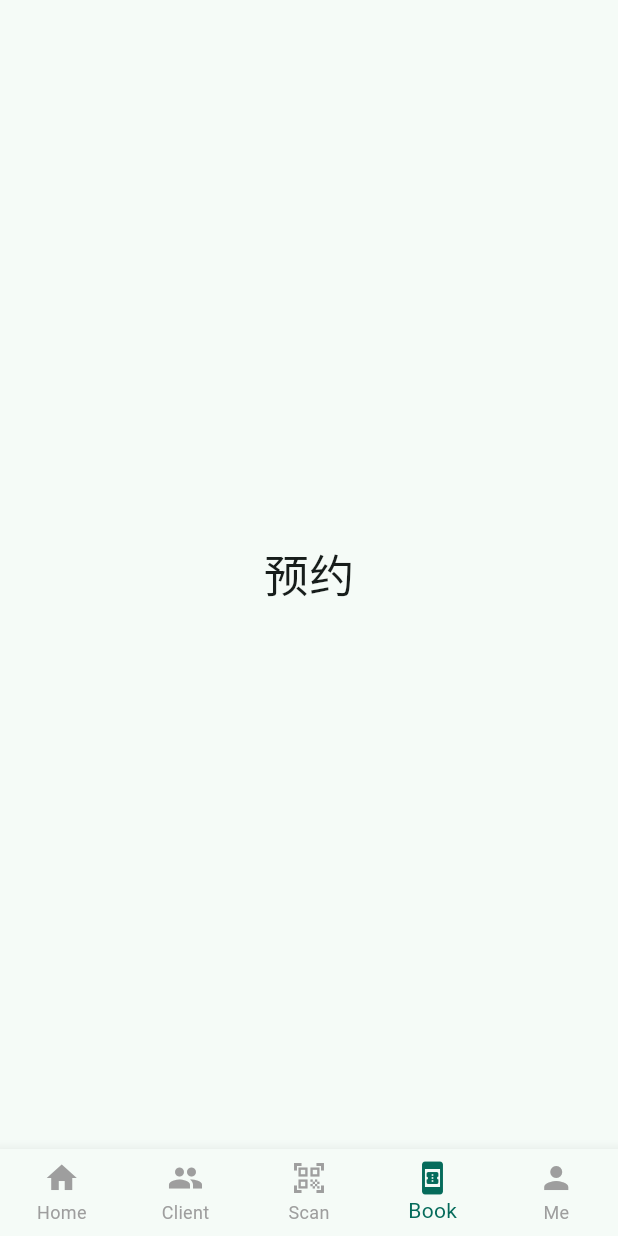
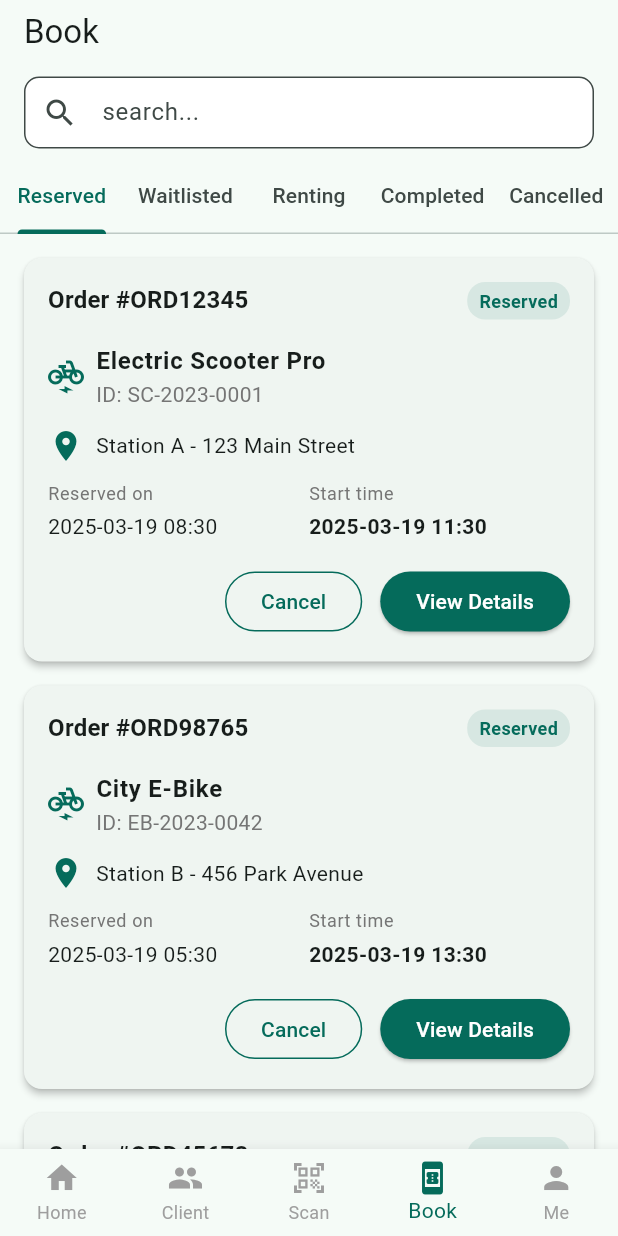
Before and after one commit to XJCO2913-Group-1/XJCO2913-Group-1, a Flutter app: the screen it shows after launch, item 4 of the bottom bar chosen, on a phone screen of 412 x 824 dp. Run offline on Flutter 3.47's test engine with Material 3 defaults, Android fonts, the phone set to English and light mode, and no system bars; our stand-ins replace camera, permission_handler.

Commit message:
feat:add sacn functionfeat: book page & custome card component

```diff
--- /dev/null
+++ b/frontend/lib/components/order_card.dart
@@ -0,0 +1,198 @@
+import 'package:flutter/material.dart';
+
+class OrderCard extends StatelessWidget {
+  final String orderId;
+  final String vehicleModel;
+  final String vehicleId;
+  final DateTime reservationTime;
+  final DateTime startTime;
+  final String status;
+  final String location;
+  final VoidCallback? onTap;
+
+  const OrderCard({
+    super.key,
+    required this.orderId,
+    required this.vehicleModel,
+    required this.vehicleId,
+    required this.reservationTime,
+    required this.startTime,
+    required this.status,
+    required this.location,
+    this.onTap,
+  });
+
+  @override
+  Widget build(BuildContext context) {
+    final theme = Theme.of(context);
+
+    return Card(
+      margin: const EdgeInsets.symmetric(horizontal: 16.0, vertical: 8.0),
+      elevation: 2.0,
+      shape: RoundedRectangleBorder(borderRadius: BorderRadius.circular(12.0)),
+      child: InkWell(
+        onTap: onTap,
+        borderRadius: BorderRadius.circular(12.0),
+        child: Padding(
+          padding: const EdgeInsets.all(16.0),
+          child: Column(
+            crossAxisAlignment: CrossAxisAlignment.start,
+            children: [
+              // 订单头部信息
+              Row(
+                mainAxisAlignment: MainAxisAlignment.spaceBetween,
+                children: [
+                  Text(
+                    'Order #${orderId.substring(0, 8)}',
+                    style: theme.textTheme.titleMedium?.copyWith(
+                      fontWeight: FontWeight.bold,
+                    ),
+                  ),
+                  Container(
+                    padding: const EdgeInsets.symmetric(
+                        horizontal: 8.0, vertical: 4.0),
+                    decoration: BoxDecoration(
+                      color: theme.colorScheme.primary.withOpacity(0.1),
+                      borderRadius: BorderRadius.circular(12.0),
+                    ),
+                    child: Text(
+                      status,
+                      style: TextStyle(
+                        color: theme.colorScheme.primary,
+                        fontWeight: FontWeight.bold,
+                        fontSize: 12.0,
+                      ),
+                    ),
+                  ),
+                ],
+              ),
+              const SizedBox(height: 16.0),
+
+              // 车辆信息
+              Row(
+                children: [
+                  Icon(Icons.electric_bike, color: theme.colorScheme.primary),
+                  const SizedBox(width: 8.0),
+                  Expanded(
+                    child: Column(
+                      crossAxisAlignment: CrossAxisAlignment.start,
+                      children: [
+                        Text(
+                          vehicleModel,
+                          style: theme.textTheme.bodyLarge?.copyWith(
+                            fontWeight: FontWeight.bold,
+                          ),
+                        ),
+                        Text(
+                          'ID: $vehicleId',
+                          style: theme.textTheme.bodyMedium?.copyWith(
+                            color: Colors.grey[600],
+                          ),
+                        ),
+                      ],
+                    ),
+                  ),
+                ],
+              ),
+              const SizedBox(height: 12.0),
+
+              // 位置信息
+              Row(
+                children: [
+                  Icon(Icons.location_on, color: theme.colorScheme.primary),
+                  const SizedBox(width: 8.0),
+                  Expanded(
+                    child: Text(
+                      location,
+                      style: theme.textTheme.bodyMedium,
+                      maxLines: 2,
+                      overflow: TextOverflow.ellipsis,
+                    ),
+                  ),
+                ],
+              ),
+              const SizedBox(height: 12.0),
+
+              // 时间信息
+              Row(
+                children: [
+                  Expanded(
+                    child: Column(
+                      crossAxisAlignment: CrossAxisAlignment.start,
+                      children: [
+                        Text(
+                          'Reserved on',
+                          style: theme.textTheme.bodySmall?.copyWith(
+                            color: Colors.grey[600],
+                          ),
+                        ),
+                        const SizedBox(height: 4.0),
+                        Text(
+                          _formatDateTime(reservationTime),
+                          style: theme.textTheme.bodyMedium,
+                        ),
+                      ],
+                    ),
+                  ),
+                  Expanded(
+                    child: Column(
+                      crossAxisAlignment: CrossAxisAlignment.start,
+                      children: [
+                        Text(
+                          'Start time',
+                          style: theme.textTheme.bodySmall?.copyWith(
+                            color: Colors.grey[600],
+                          ),
+                        ),
+                        const SizedBox(height: 4.0),
+                        Text(
+                          _formatDateTime(startTime),
+                          style: theme.textTheme.bodyMedium?.copyWith(
+                            fontWeight: FontWeight.bold,
+                          ),
+                        ),
+                      ],
+                    ),
+                  ),
+                ],
+              ),
+
+              // 底部按钮
+              const SizedBox(height: 16.0),
+              Row(
+                mainAxisAlignment: MainAxisAlignment.end,
+                children: [
+                  OutlinedButton(
+                    onPressed: () {},
+                    style: OutlinedButton.styleFrom(
+                      side: BorderSide(color: theme.colorScheme.primary),
+                    ),
+                    child: const Text('Cancel'),
+                  ),
+                  const SizedBox(width: 12.0),
+                  ElevatedButton(
+                    onPressed: () {},
+                    style: ElevatedButton.styleFrom(
+                      backgroundColor: theme.colorScheme.primary,
+                      foregroundColor: Colors.white,
+                    ),
+                    child: const Text('View Details'),
+                  ),
+                ],
+              ),
+            ],
+          ),
+        ),
+      ),
+    );
+  }
+
+  String _formatDateTime(DateTime dateTime) {
+    return '${dateTime.year}-${_twoDigits(dateTime.month)}-${_twoDigits(dateTime.day)} ${_twoDigits(dateTime.hour)}:${_twoDigits(dateTime.minute)}';
+  }
+
+  String _twoDigits(int n) {
+    if (n >= 10) return "$n";
+    return "0$n";
+  }
+}
--- /dev/null
+++ b/frontend/lib/data/reservation_data.dart
@@ -0,0 +1,36 @@
+// 示例预定订单数据
+import 'package:flutter/material.dart';
+
+class ReservationData {
+  static List<Map<String, dynamic>> getReservations() {
+    return [
+      {
+        'orderId': 'ORD123456789',
+        'vehicleModel': 'Electric Scooter Pro',
+        'vehicleId': 'SC-2023-0001',
+        'reservationTime': DateTime.now().subtract(const Duration(hours: 2)),
+        'startTime': DateTime.now().add(const Duration(hours: 1)),
+        'status': 'Reserved',
+        'location': 'Station A - 123 Main Street',
+      },
+      {
+        'orderId': 'ORD987654321',
+        'vehicleModel': 'City E-Bike',
+        'vehicleId': 'EB-2023-0042',
+        'reservationTime': DateTime.now().subtract(const Duration(hours: 5)),
+        'startTime': DateTime.now().add(const Duration(hours: 3)),
+        'status': 'Reserved',
+        'location': 'Station B - 456 Park Avenue',
+      },
+      {
+        'orderId': 'ORD456789123',
+        'vehicleModel': 'Mountain E-Bike',
+        'vehicleId': 'EB-2023-0078',
+        'reservationTime': DateTime.now().subtract(const Duration(hours: 1)),
+        'startTime': DateTime.now().add(const Duration(hours: 4)),
+        'status': 'Reserved',
+        'location': 'Station C - 789 River Road',
+      },
+    ];
+  }
+}
--- a/frontend/lib/main.dart
+++ b/frontend/lib/main.dart
@@ -27,7 +27,7 @@ class MyApp extends StatelessWidget {
   @override
   Widget build(BuildContext context) {
     return MaterialApp(
-      title: 'Shared-Electric-Bike',
+      title: 'easy_scooter_fe',
       debugShowCheckedModeBanner: false,
       theme: ThemeData(
         useMaterial3: true,
--- a/frontend/lib/pages/book_page.dart
+++ b/frontend/lib/pages/book_page.dart
@@ -1,12 +1,108 @@
 import 'package:flutter/material.dart';
+import '../components/order_card.dart';
+import '../data/reservation_data.dart';
 
-class BookPage extends StatelessWidget {
+class BookPage extends StatefulWidget {
   const BookPage({super.key});
 
   @override
+  State<BookPage> createState() => _BookPageState();
+}
+
+class _BookPageState extends State<BookPage> with TickerProviderStateMixin {
+  late TabController _tabController;
+
+  @override
+  void initState() {
+    super.initState();
+    _tabController = TabController(length: 5, vsync: this);
+  }
+
+  @override
+  void dispose() {
+    _tabController.dispose();
+    super.dispose();
+  }
+
+  @override
   Widget build(BuildContext context) {
-    return const Center(
-      child: Text('预约', style: TextStyle(fontSize: 30)),
+    return Scaffold(
+      appBar: AppBar(
+        title: const Text('Book'),
+        bottom: PreferredSize(
+          preferredSize: const Size.fromHeight(100),
+          child: Column(
+            children: [
+              // 搜索框
+              Padding(
+                padding:
+                    const EdgeInsets.symmetric(horizontal: 16.0, vertical: 8.0),
+                child: TextField(
+                  decoration: InputDecoration(
+                    hintText: 'search...',
+                    prefixIcon: const Icon(Icons.search),
+                    border: OutlineInputBorder(
+                      borderRadius: BorderRadius.circular(10.0),
+                    ),
+                    filled: true,
+                    fillColor: Colors.white,
+                    contentPadding: const EdgeInsets.symmetric(vertical: 0.0),
+                  ),
+                ),
+              ),
+              // 标签页
+              TabBar(
+                controller: _tabController,
+                // isScrollable: true,
+                labelPadding: EdgeInsets.zero,
+                indicatorWeight: 3.0,
+                tabs: const [
+                  Tab(text: 'Reserved'), // 预定中
+                  Tab(text: 'Waitlisted'), // 候补中
+                  Tab(text: 'Renting'), // 租赁中
+                  Tab(text: 'Completed'), // 已完成
+                  Tab(text: 'Cancelled'), // 已取消
+                ],
+              ),
+            ],
+          ),
+        ),
+      ),
+      body: TabBarView(
+        controller: _tabController,
+        children: [
+          // 预定中
+          ListView.builder(
+            padding: const EdgeInsets.only(top: 8.0, bottom: 16.0),
+            itemCount: ReservationData.getReservations().length,
+            itemBuilder: (context, index) {
+              final reservation = ReservationData.getReservations()[index];
+              return OrderCard(
+                orderId: reservation['orderId'],
+                vehicleModel: reservation['vehicleModel'],
+                vehicleId: reservation['vehicleId'],
+                reservationTime: reservation['reservationTime'],
+                startTime: reservation['startTime'],
+                status: reservation['status'],
+                location: reservation['location'],
+                onTap: () {
+                  // 处理点击事件
+                  ScaffoldMessenger.of(context).showSnackBar(SnackBar(
+                      content: Text('查看订单: ${reservation["orderId"]}')));
+                },
+              );
+            },
+          ),
+          // 候补中
+          Center(child: Text('候补中内容', style: TextStyle(fontSize: 20))),
+          // 租赁中
+          Center(child: Text('租赁中内容', style: TextStyle(fontSize: 20))),
+          // 已完成
+          Center(child: Text('已完成内容', style: TextStyle(fontSize: 20))),
+          // 已取消
+          Center(child: Text('已取消内容', style: TextStyle(fontSize: 20))),
+        ],
+      ),
     );
   }
 }
--- a/frontend/lib/pages/scan_page.dart
+++ b/frontend/lib/pages/scan_page.dart
@@ -1,3 +1,5 @@
+import 'dart:io';
+
 import 'package:flutter/material.dart';
 import 'package:camera/camera.dart';
 import 'package:permission_handler/permission_handler.dart';
@@ -90,7 +92,7 @@ class _ScanPageState extends State<ScanPage> with WidgetsBindingObserver {
     if (!_isCameraPermissionGranted) {
       return _buildPermissionDeniedWidget();
     }
-
+    if (Platform.isWindows) return const Center(child: Text('暂不支持Windows系统'));
     if (!_isCameraInitialized ||
         _cameraController == null ||
         !_cameraController!.value.isInitialized) {
```
Also changed, not shown: 1 other file.
